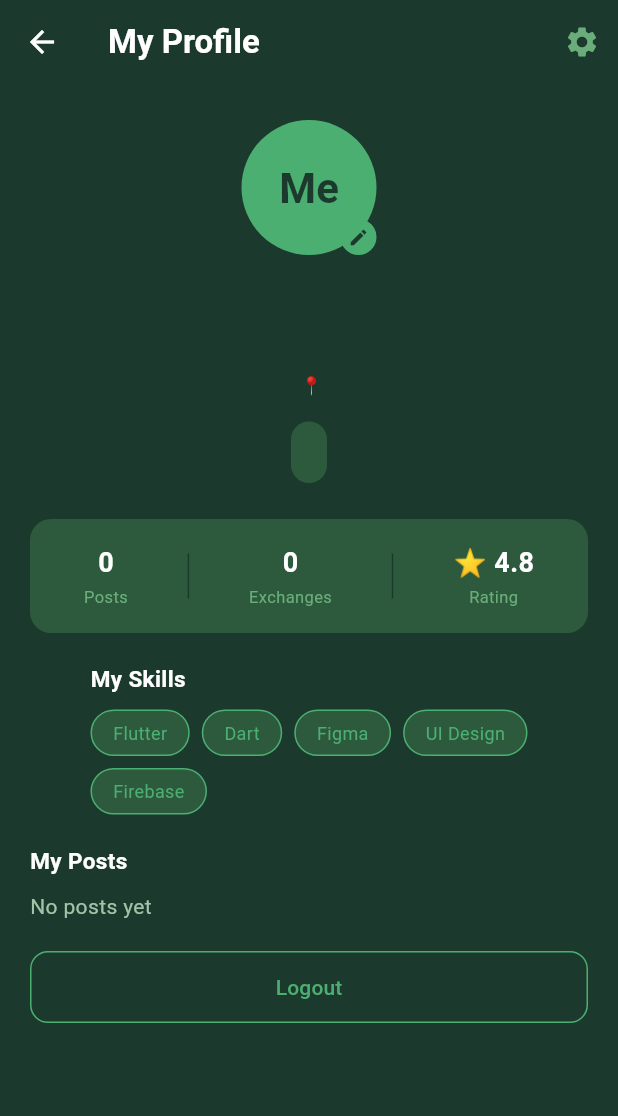
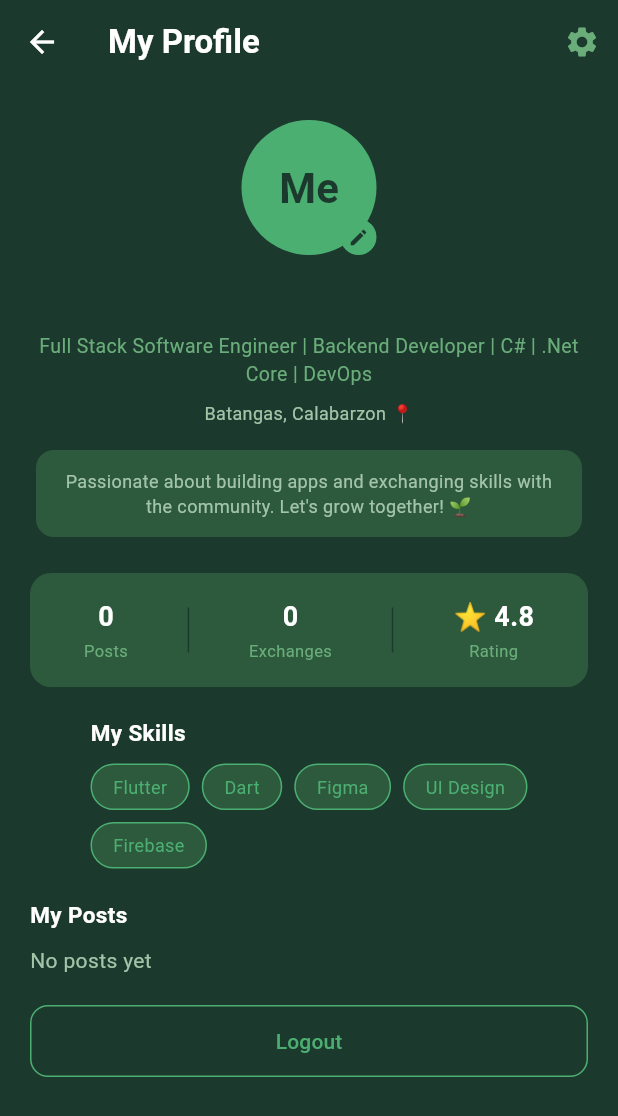
Before and after one commit to valjhoncine/skill-barter, a Flutter app: the ProfileScreen screen opened directly, on a phone screen of 412 x 824 dp. Shown: the top 1116 px of the screen. Run offline on Flutter 3.47's test engine with Material 3 defaults, Android fonts, the phone set to English and light mode, and no system bars; our stand-ins replace cloud_firestore, firebase_auth, firebase_core; accounts and stored records are empty; Roboto replaces fonts that are missing (Poppins).

Commit message:
added static profile info

```diff
--- a/lib/screens/profile/profile_screen.dart
+++ b/lib/screens/profile/profile_screen.dart
@@ -137,10 +137,14 @@ class _ProfileScreenState extends State<ProfileScreen> {
             ),
           ),
           const SizedBox(height: 4),
-          Text(title, style: TextStyle(fontSize: 13, color: Color(0xFF6AAD7A))),
+          Text(
+            'Full Stack Software Engineer | Backend Developer | C# | .Net Core | DevOps',
+            style: TextStyle(fontSize: 13, color: Color(0xFF6AAD7A)),
+            textAlign: TextAlign.center,
+          ),
           const SizedBox(height: 8),
           Text(
-            '$location 📍',
+            'Batangas, Calabarzon 📍',
             style: TextStyle(fontSize: 12, color: Color(0xFFA3C4A8)),
           ),
           const SizedBox(height: 16),
@@ -151,7 +155,8 @@ class _ProfileScreenState extends State<ProfileScreen> {
               borderRadius: BorderRadius.circular(12),
             ),
             child: Text(
-              description,
+              'Passionate about building apps and exchanging skills with the community. '
+              'Let\'s grow together! 🌱',
               textAlign: TextAlign.center,
               style: TextStyle(fontSize: 12, color: Color(0xFFA3C4A8)),
             ),
```
